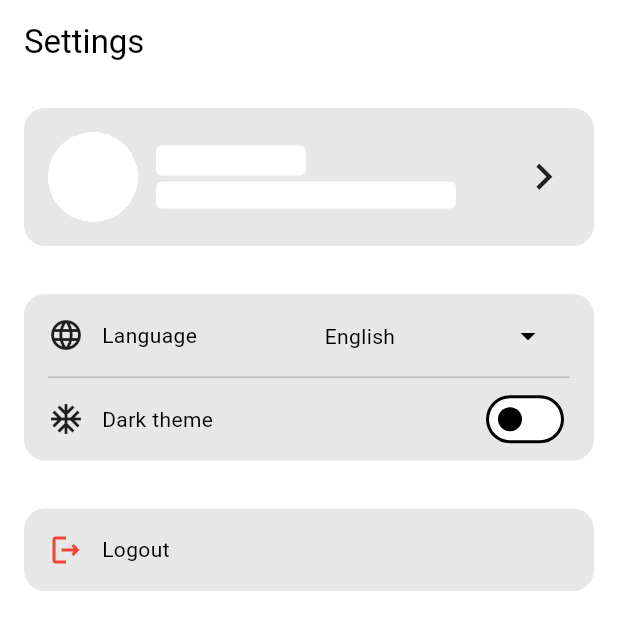
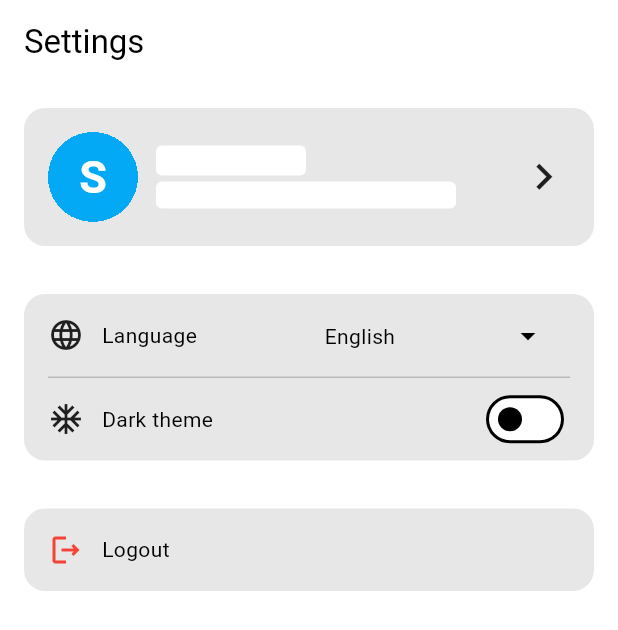
Before and after one commit to ThaiSonLuu/s_social, a Flutter app: the _SettingsScreen screen opened directly, on a phone screen of 412 x 824 dp. Shown: the top 630 px of the screen. Run offline on Flutter 3.47's test engine with Material 3 defaults, Android fonts, the phone set to English and light mode, and no system bars; our stand-ins replace another_flushbar, bloc, cloud_firestore, email_validator, equatable, firebase_auth and 6 more; missing offline and left inert: flutter_facebook_auth; accounts and stored records are empty.

Commit message:
Show avatar with username if null

```diff
--- /dev/null
+++ b/lib/core/presentation/view/widgets/text_to_image.dart
@@ -0,0 +1,28 @@
+import 'package:flutter/material.dart';
+
+class TextToImage extends StatelessWidget {
+  const TextToImage({
+    super.key,
+    required this.text,
+    this.textSize = 30,
+  });
+
+  final String text;
+  final double textSize;
+
+  @override
+  Widget build(BuildContext context) {
+    return Container(
+      color: Colors.lightBlue,
+      alignment: Alignment.center,
+      child: Text(
+        text,
+        style: TextStyle(
+          fontSize: textSize,
+          color: Colors.white,
+          fontWeight: FontWeight.bold,
+        ),
+      ),
+    );
+  }
+}
--- a/lib/features/settings/presentation/settings/view/settings_creen.dart
+++ b/lib/features/settings/presentation/settings/view/settings_creen.dart
@@ -6,6 +6,7 @@ import 'package:s_social/core/presentation/logic/cubit/app_language/app_language
 import 'package:s_social/core/presentation/logic/cubit/app_theme/app_theme_cubit.dart';
 import 'package:s_social/core/presentation/logic/cubit/auth/auth_cubit.dart';
 import 'package:s_social/core/presentation/logic/cubit/profile_user/profile_user_cubit.dart';
+import 'package:s_social/core/presentation/view/widgets/text_to_image.dart';
 import 'package:s_social/core/utils/app_router/app_router.dart';
 import 'package:s_social/core/utils/snack_bar.dart';
 import 'package:s_social/generated/l10n.dart';
@@ -80,10 +81,12 @@ class _SettingsScreenState extends State<_SettingsScreen> {
                   shape: BoxShape.circle,
                 ),
                 child: avatarUrl == null
-                    ? Container(
+                    ? SizedBox(
                         width: 60,
                         height: 60,
-                        color: Theme.of(context).colorScheme.surface,
+                        child: TextToImage(
+                          text: username?[0].toUpperCase() ?? "S",
+                        ),
                       )
                     : Image.network(
                         avatarUrl,
```
